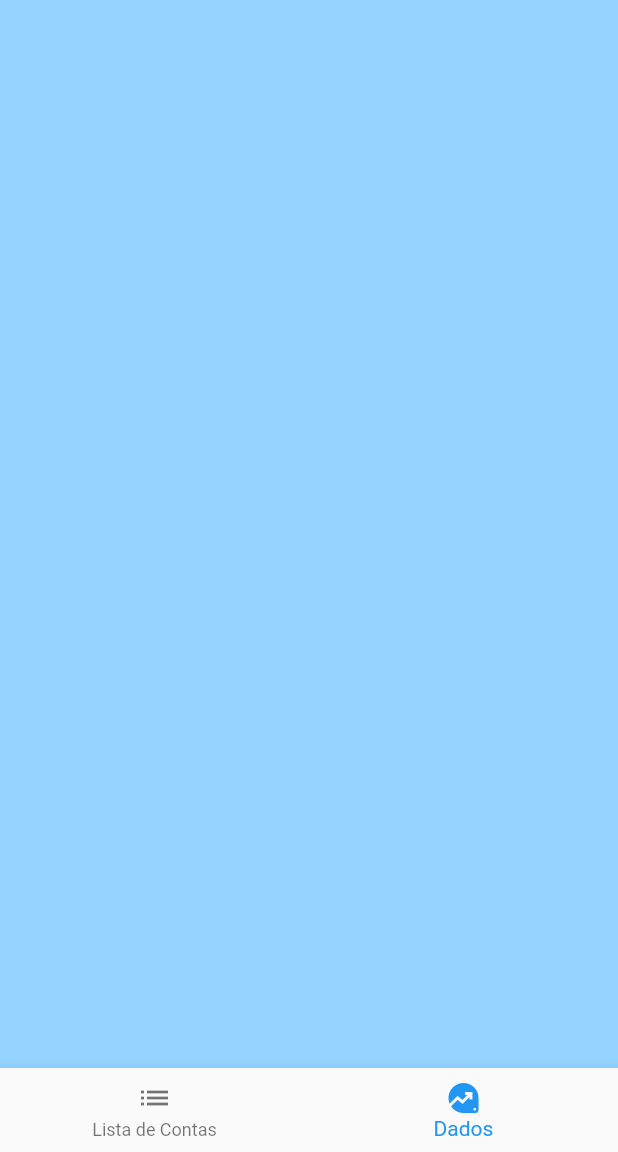
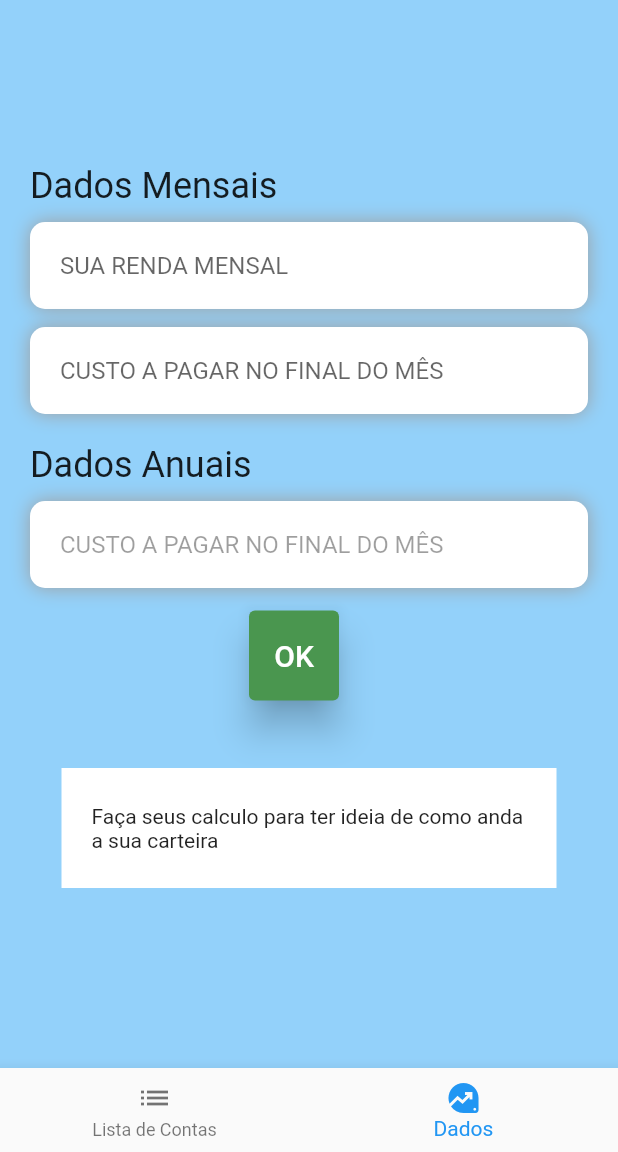
Before and after one commit to Miguel-Luis-1/MoneyControl, a Flutter app: the screen it shows after launch, swiped to page 2, on a phone screen of 412 x 824 dp, the part 84-1236 px from its top. Run offline on Flutter 3.47's test engine with Material 2 defaults, Android fonts, the phone set to English and light mode, and no system bars.

Commit message:
Tela de Dados do cliente

```diff
--- a/lib/screens/data.dart
+++ b/lib/screens/data.dart
@@ -9,11 +9,170 @@ class Data extends StatefulWidget {
   State<Data> createState() => _DataState();
 }
 
+int paginaAtual = 0; // indice da pagina
+late PageController pagController; // faz o controle dos slides
+
+@override
+void initState() {
+  // Inicializqa o pagController
+  initState();
+  pagController = PageController(initialPage: paginaAtual);
+}
+
 class _DataState extends State<Data> {
+  int _selectedIndex = 0;
+  List<String> listConteudo = [];
+
+  void _onItemTapped(int index) {
+    setState(() {
+      _selectedIndex = index;
+      // Implemente a ação para ir para a tela correspondente ao item selecionado
+    });
+  }
+
   @override
   Widget build(BuildContext context) {
     return Scaffold(
-      backgroundColor: tdBGColor,
-    );
+        backgroundColor: Color(0xFF93D1FA), // Cor de fundo da página
+        body: Padding(
+          padding: const EdgeInsets.all(20),
+          child: Center(
+            child: Column(
+              mainAxisAlignment: MainAxisAlignment.center,
+              children: [
+                Row(
+                  crossAxisAlignment: CrossAxisAlignment.start,
+                  children: [
+                    Text(
+                      'Dados Mensais',
+                      style: TextStyle(
+                        fontSize: 24.0,
+                      ),
+                    ),
+                  ],
+                ),
+                const SizedBox(height: 10),
+                Container(
+                  padding: EdgeInsets.symmetric(
+                    horizontal: 20,
+                    vertical: 5,
+                  ),
+                  decoration: BoxDecoration(
+                    color: Colors.white,
+                    boxShadow: const [
+                      BoxShadow(
+                        color: Colors.grey,
+                        offset: Offset(0.0, 0.0),
+                        blurRadius: 10.0,
+                        spreadRadius: 0.0,
+                      ),
+                    ],
+                    borderRadius: BorderRadius.circular(10),
+                  ),
+                  child: TextField(
+                      decoration: InputDecoration(
+                          hintText: 'SUA RENDA MENSAL',
+                          border: InputBorder.none)),
+                ),
+                const SizedBox(height: 12),
+                Container(
+                  padding: EdgeInsets.symmetric(
+                    horizontal: 20,
+                    vertical: 5,
+                  ),
+                  decoration: BoxDecoration(
+                    color: Colors.white,
+                    boxShadow: const [
+                      BoxShadow(
+                        color: Colors.grey,
+                        offset: Offset(0.0, 0.0),
+                        blurRadius: 10.0,
+                        spreadRadius: 0.0,
+                      ),
+                    ],
+                    borderRadius: BorderRadius.circular(10),
+                  ),
+                  child: TextField(
+                    decoration: InputDecoration(
+                        hintText: 'CUSTO A PAGAR NO FINAL DO MÊS',
+                        border: InputBorder.none),
+                  ),
+                ),
+                const SizedBox(height: 20),
+                Row(
+                  crossAxisAlignment: CrossAxisAlignment.start,
+                  children: [
+                    Text(
+                      'Dados Anuais',
+                      style: TextStyle(
+                        fontSize: 24.0,
+                      ),
+                    ),
+                  ],
+                ),
+                const SizedBox(height: 10),
+                Container(
+                  padding: EdgeInsets.symmetric(
+                    horizontal: 20,
+                    vertical: 5,
+                  ),
+                  decoration: BoxDecoration(
+                    color: Colors.white,
+                    boxShadow: const [
+                      BoxShadow(
+                        color: Colors.grey,
+                        offset: Offset(0.0, 0.0),
+                        blurRadius: 10.0,
+                        spreadRadius: 0.0,
+                      ),
+                    ],
+                    borderRadius: BorderRadius.circular(10),
+                  ),
+                  child: TextField(
+                    decoration: InputDecoration(
+                        hintText: 'CUSTO A PAGAR NO FINAL DO MÊS',
+                        border: InputBorder.none,
+                        enabled: false),
+                  ),
+                ),
+                const SizedBox(height: 15),
+                Container(
+                  margin: EdgeInsets.only(
+                    bottom: 20,
+                    right: 20,
+                  ),
+                  child: ElevatedButton(
+                    child: Text(
+                      ('OK'),
+                      style: TextStyle(
+                        fontSize: 20,
+                      ),
+                    ),
+                    onPressed: () {},
+                    style: ElevatedButton.styleFrom(
+                      primary: tdBlue,
+                      minimumSize: Size(60, 60),
+                      elevation: 10,
+                    ),
+                  ),
+                ),
+                const SizedBox(height: 25),
+                Container(
+                    width: 330,
+                    height: 80,
+                    color: Colors.white,
+                    child: Column(
+                      mainAxisAlignment: MainAxisAlignment.center,
+                      children: [
+                        Text(
+                            'Faça seus calculo para ter ideia de como anda a sua carteira '),
+                      ],
+                    ),
+                    padding: const EdgeInsets.all(20)),
+                const SizedBox(height: 10),
+              ],
+            ),
+          ),
+        ));
   }
 }
--- a/lib/screens/home.dart
+++ b/lib/screens/home.dart
@@ -92,8 +92,7 @@ class _HomeState extends State<Home> {
                   child: TextField(
                     controller: _todoController,
                     decoration: InputDecoration(
-                        hintText: 'Adicione uma conta pendente',
-                        border: InputBorder.none),
+                        hintText: 'ADICIONAR CONTA', border: InputBorder.none),
                   ),
                 ),
               ),
@@ -189,7 +188,7 @@ class _HomeState extends State<Home> {
             minWidth: 25,
           ),
           border: InputBorder.none,
-          hintText: 'Pesquisar',
+          hintText: 'PESQUISAR',
           hintStyle: TextStyle(color: tdGrey),
         ),
       ),
```
